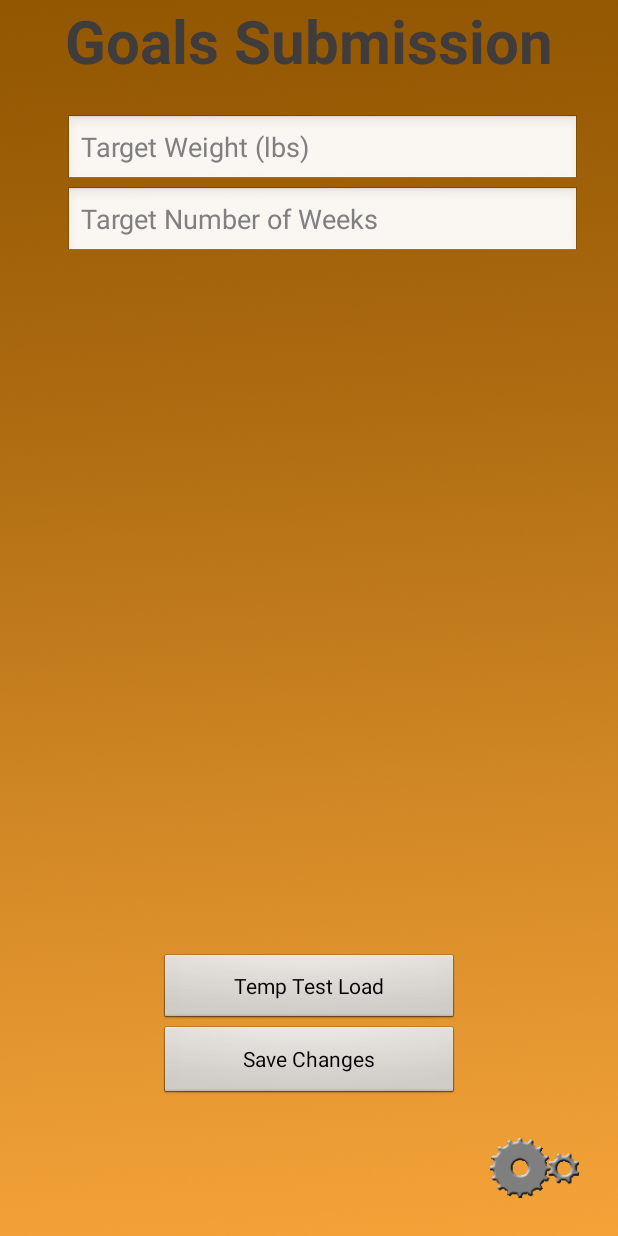
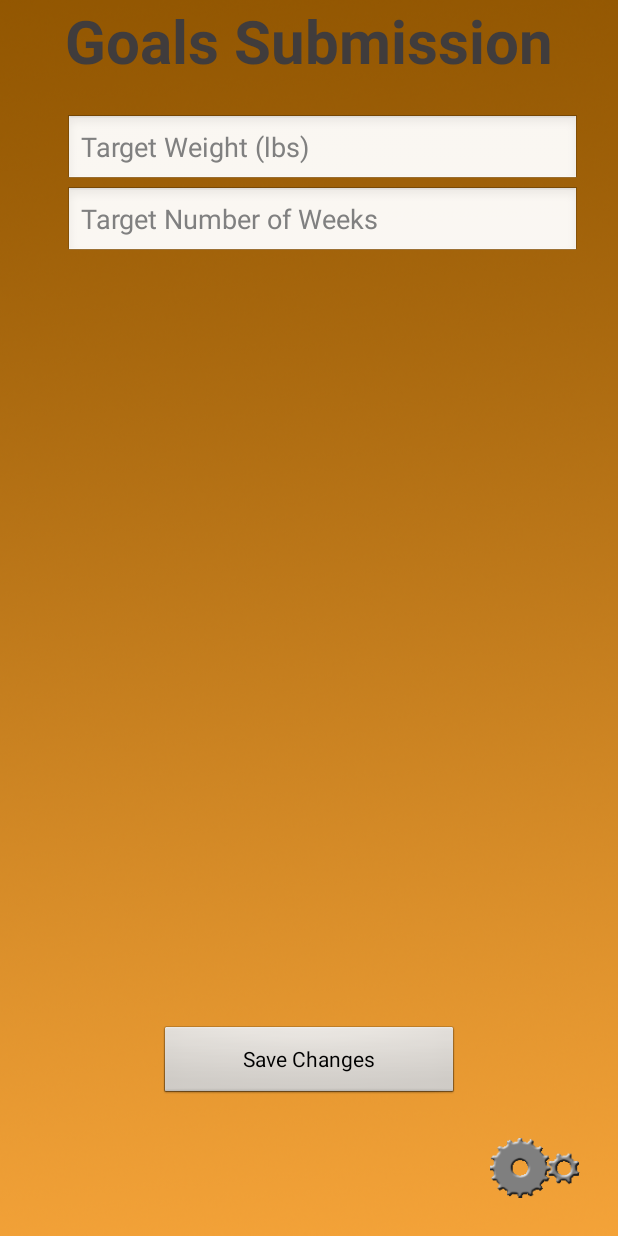
Before and after one commit to DennyScott/HealthTrack, an Android app: the GoalsSubmission screen opened directly, with no data from a screen before it, on a phone screen of 412 x 824 dp. Run offline under Robolectric (Android 15) with nearby library versions, the light colour scheme and no system bars; 2 statements that could not run were skipped.

Commit message:
Updated logs

```diff
--- a/app/src/main/res/layout-normal/goals_submission_page.xml
+++ b/app/src/main/res/layout-normal/goals_submission_page.xml
@@ -66,26 +66,4 @@
         android:layout_alignRight="@+id/settingsButton"
         android:layout_alignEnd="@+id/settingsButton" />
 
-    <TextView
-        android:layout_width="wrap_content"
-        android:layout_height="wrap_content"
-        android:textAppearance="?android:attr/textAppearanceMedium"
-        android:id="@+id/textView2"
-        android:layout_below="@+id/targetWeeksTextEntry"
-        android:layout_alignLeft="@+id/targetWeeksTextEntry"
-        android:layout_alignStart="@+id/targetWeeksTextEntry"
-        android:layout_marginTop="32dp" />
-
-    <Button
-        android:layout_width="wrap_content"
-        android:layout_height="wrap_content"
-        android:text="@string/test_load"
-        android:id="@+id/loadButton2"
-        android:onClick="readMessage"
-        android:layout_above="@+id/saveButton"
-        android:layout_alignLeft="@+id/saveButton"
-        android:layout_alignStart="@+id/saveButton"
-        android:layout_alignRight="@+id/saveButton"
-        android:layout_alignEnd="@+id/saveButton" />
-
 </RelativeLayout>
```
Also changed, not shown: app/src/main/java/club/glamajestic/healthtrack/GoalsSubmission.java (+0 -25 lines), 1 other file.
